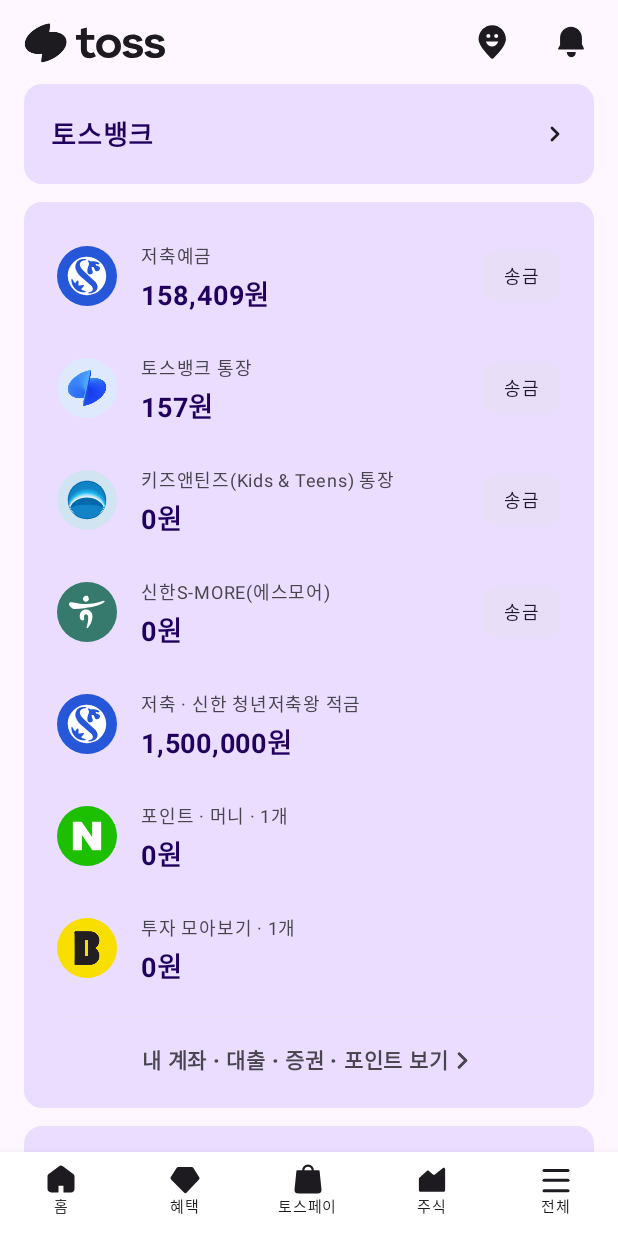
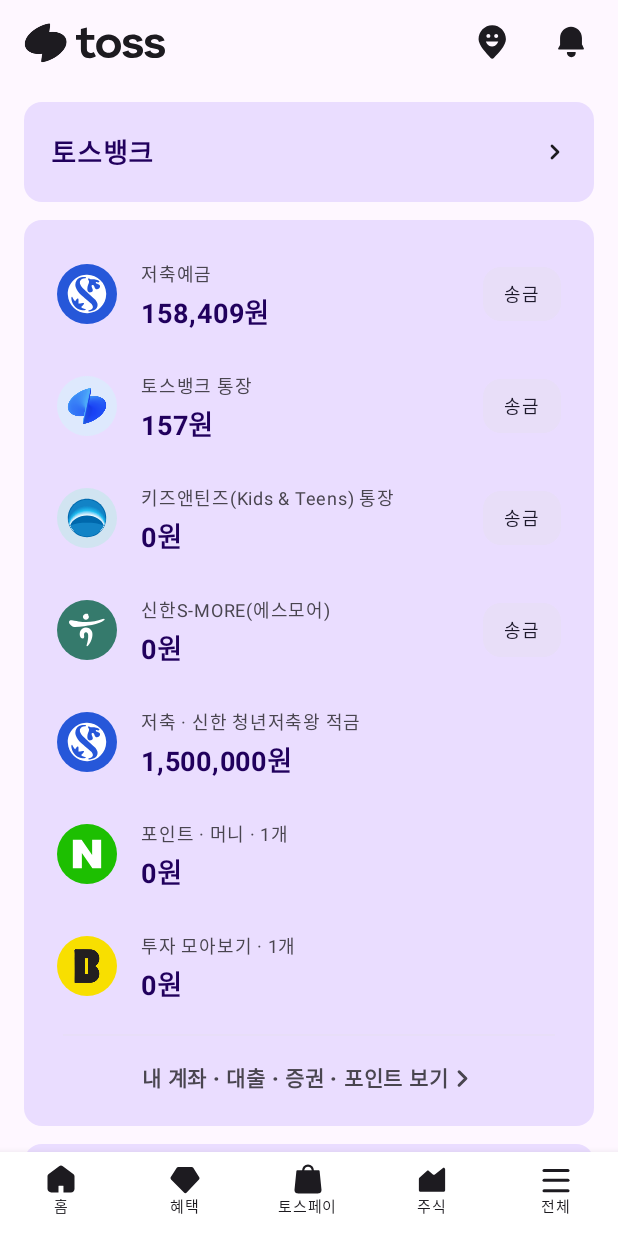
Before and after one commit to nahy-512/Toss_Compose, an Android app built with Jetpack Compose: the screen it shows after launch (MainActivity), on a phone screen of 412 x 824 dp. Run offline under Robolectric (Android 15) with nearby library versions, the phone set to English and light mode, and no system bars.

Commit message:
♻️ Refactor: HomeScreen Column 간격 조정
Spacer -> Arrangement.spacedBy()

Related to: #3

```diff
--- a/Toss/app/src/main/java/com/compose/toss/ui/HomeScreen.kt
+++ b/Toss/app/src/main/java/com/compose/toss/ui/HomeScreen.kt
@@ -26,7 +26,6 @@ import androidx.compose.material.icons.filled.Settings
 import androidx.compose.material3.Card
 import androidx.compose.material3.CardDefaults
 import androidx.compose.material3.Divider
-import androidx.compose.material3.Icon
 import androidx.compose.material3.MaterialTheme
 import androidx.compose.material3.Text
 import androidx.compose.runtime.Composable
@@ -61,7 +60,7 @@ fun HomeScreen() {
             .padding(horizontal = dimensionResource(R.dimen.padding_medium))
     ) {
         Column(
-            verticalArrangement = Arrangement.Top,
+            verticalArrangement = Arrangement.spacedBy(dimensionResource(R.dimen.padding_default)),
             horizontalAlignment = Alignment.CenterHorizontally,
             modifier = Modifier
                 .fillMaxSize()
@@ -69,17 +68,12 @@ fun HomeScreen() {
         ) {
             TossHomeTopBar(modifier = Modifier) // TODO: 탑바 상단 고정
             TossBankContainer(modifier = Modifier)
-            Spacer(Modifier.height(dimensionResource(R.dimen.padding_default)))
             AssetContainer(modifier = Modifier)
-            Spacer(Modifier.height(dimensionResource(R.dimen.padding_default)))
             CurrentMonthSpendContainer(modifier = Modifier)
-            Spacer(Modifier.height(dimensionResource(R.dimen.padding_default)))
             SelectorContainer(modifier = Modifier)
-            Spacer(Modifier.height(dimensionResource(R.dimen.padding_default)))
             RecommendContainer(modifier = Modifier)
-            Spacer(Modifier.height(dimensionResource(R.dimen.padding_medium)))
+            Spacer(Modifier.height(dimensionResource(R.dimen.padding_mini)))
             ButtonLayer(modifier = Modifier)
-            Spacer(Modifier.height(dimensionResource(R.dimen.padding_medium)))
             PersonalInformationText(modifier = Modifier)
             Spacer(modifier = Modifier.height(dimensionResource(R.dimen.padding_bottom)))
         }
```
